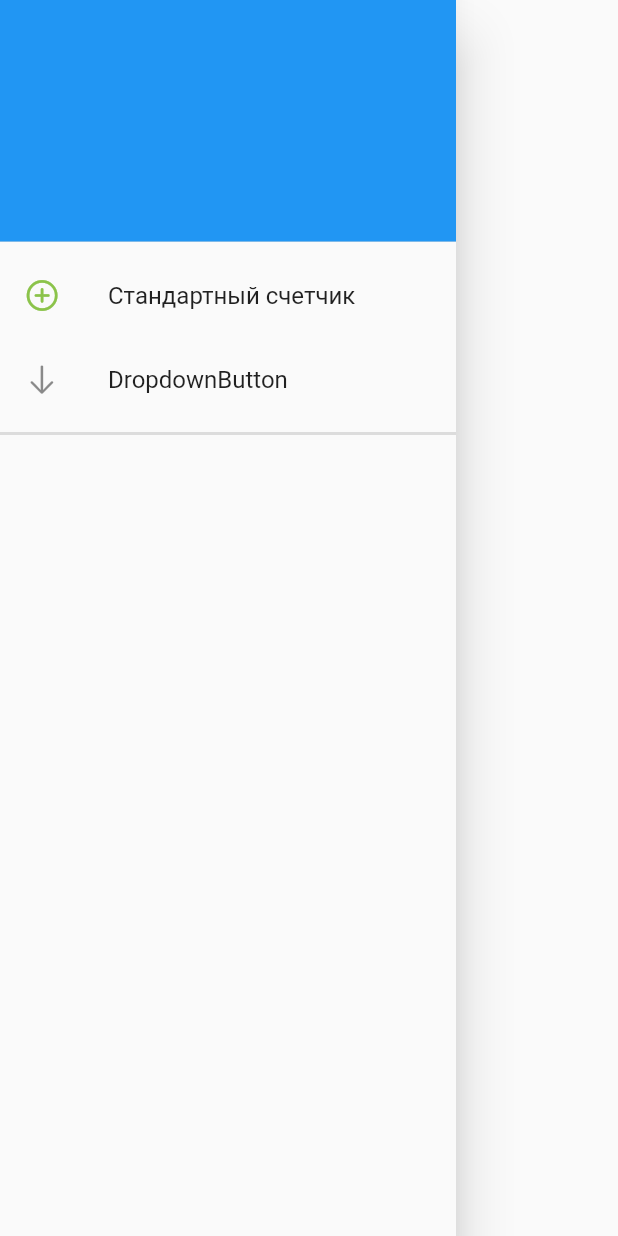
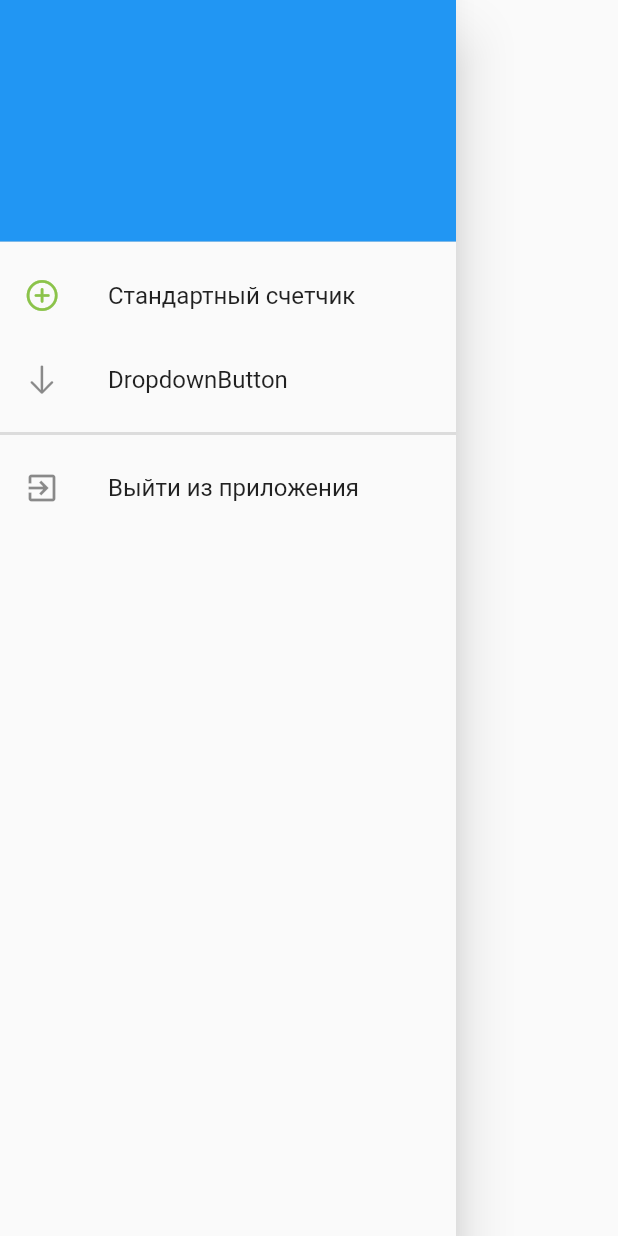
Before and after one commit to IvanAGrebenkin/trial_work, a Flutter app: what navDrawer() shows on an empty page, opened directly, on a phone screen of 412 x 824 dp. Run offline on Flutter 3.47's test engine with Material 2 defaults, Android fonts, the phone set to English and light mode, and no system bars.

Commit message:
Добавлена кнопка выхода из приложения в меню Navigation Drawer.

```diff
--- a/lib/Utils/widgets.dart
+++ b/lib/Utils/widgets.dart
@@ -1,3 +1,4 @@
+import 'package:flutter/services.dart';
 import 'package:flutter/cupertino.dart';
 import 'package:flutter/material.dart';
 
@@ -77,6 +78,11 @@ Widget navDrawer(context) => Drawer(
       const Divider(
         thickness: 2,
       ),
+      ListTile(
+        leading: const Icon(Icons.exit_to_app),
+        title: const Text('Выйти из приложения'),
+        onTap: (){SystemChannels.platform.invokeMethod('SystemNavigator.pop');},
+      ),// Кнопка выхода из приложения
 
     ],
   ),
```
